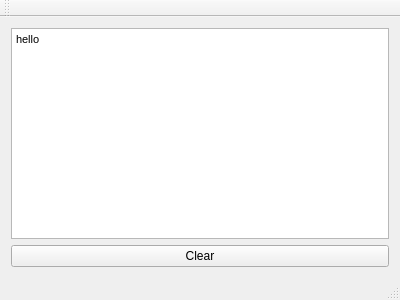
First picture: the form in examples/sensors/sensorgestures/mainwindow.ui, repository qt/qtsensors, before the edit.
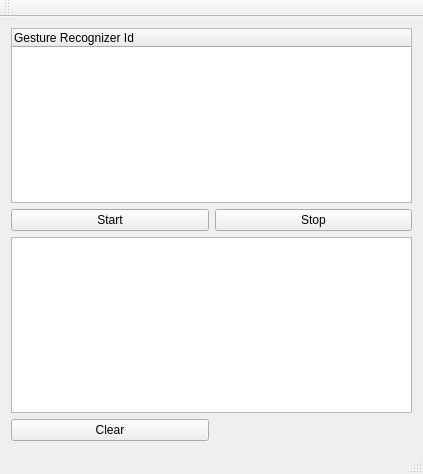
Second picture: the form after the edit.

Commit message:
add documentation to sensor gesture c++ example
Also make the example app a bit more informative and useful.

Sanity-Review: Qt Sanity Bot <qt_sanity_bot@ovi.com>

Patch:
```diff
--- a/examples/sensors/sensorgestures/mainwindow.ui
+++ b/examples/sensors/sensorgestures/mainwindow.ui
@@ -6,8 +6,8 @@
    <rect>
     <x>0</x>
     <y>0</y>
-    <width>400</width>
-    <height>300</height>
+    <width>423</width>
+    <height>474</height>
    </rect>
   </property>
   <property name="windowTitle">
@@ -15,18 +15,41 @@
   </property>
   <widget class="QWidget" name="centralWidget">
    <layout class="QGridLayout" name="gridLayout">
-    <item row="0" column="0">
+    <item row="0" column="0" colspan="2">
+     <widget class="QTreeWidget" name="treeWidget">
+      <column>
+       <property name="text">
+        <string>Gesture Recognizer Id</string>
+       </property>
+      </column>
+     </widget>
+    </item>
+    <item row="1" column="0">
+     <widget class="QPushButton" name="startPushButton">
+      <property name="text">
+       <string>Start</string>
+      </property>
+     </widget>
+    </item>
+    <item row="1" column="1">
+     <widget class="QPushButton" name="stopPushButton">
+      <property name="text">
+       <string>Stop</string>
+      </property>
+     </widget>
+    </item>
+    <item row="2" column="0" colspan="2">
      <widget class="QTextEdit" name="textEdit">
       <property name="html">
        <string>&lt;!DOCTYPE HTML PUBLIC &quot;-//W3C//DTD HTML 4.0//EN&quot; &quot;http://www.w3.org/TR/REC-html40/strict.dtd&quot;&gt;
 &lt;html&gt;&lt;head&gt;&lt;meta name=&quot;qrichtext&quot; content=&quot;1&quot; /&gt;&lt;style type=&quot;text/css&quot;&gt;
 p, li { white-space: pre-wrap; }
 &lt;/style&gt;&lt;/head&gt;&lt;body style=&quot; font-family:'Lucida Grande'; font-size:13pt; font-weight:400; font-style:normal;&quot;&gt;
-&lt;p style=&quot; margin-top:0px; margin-bottom:0px; margin-left:0px; margin-right:0px; -qt-block-indent:0; text-indent:0px;&quot;&gt;&lt;span style=&quot; font-family:'Ubuntu'; font-size:8pt;&quot;&gt;hello&lt;/span&gt;&lt;/p&gt;&lt;/body&gt;&lt;/html&gt;</string>
+&lt;p style=&quot;-qt-paragraph-type:empty; margin-top:0px; margin-bottom:0px; margin-left:0px; margin-right:0px; -qt-block-indent:0; text-indent:0px; font-family:'Sans Serif'; font-size:9pt;&quot;&gt;&lt;/p&gt;&lt;/body&gt;&lt;/html&gt;</string>
       </property>
      </widget>
     </item>
-    <item row="1" column="0">
+    <item row="3" column="0">
      <widget class="QPushButton" name="pushButton">
       <property name="text">
        <string>Clear</string>
```
Left out of the diff: 2 changed lines with no effect on the pictures. The commit also changes 5 other files.
